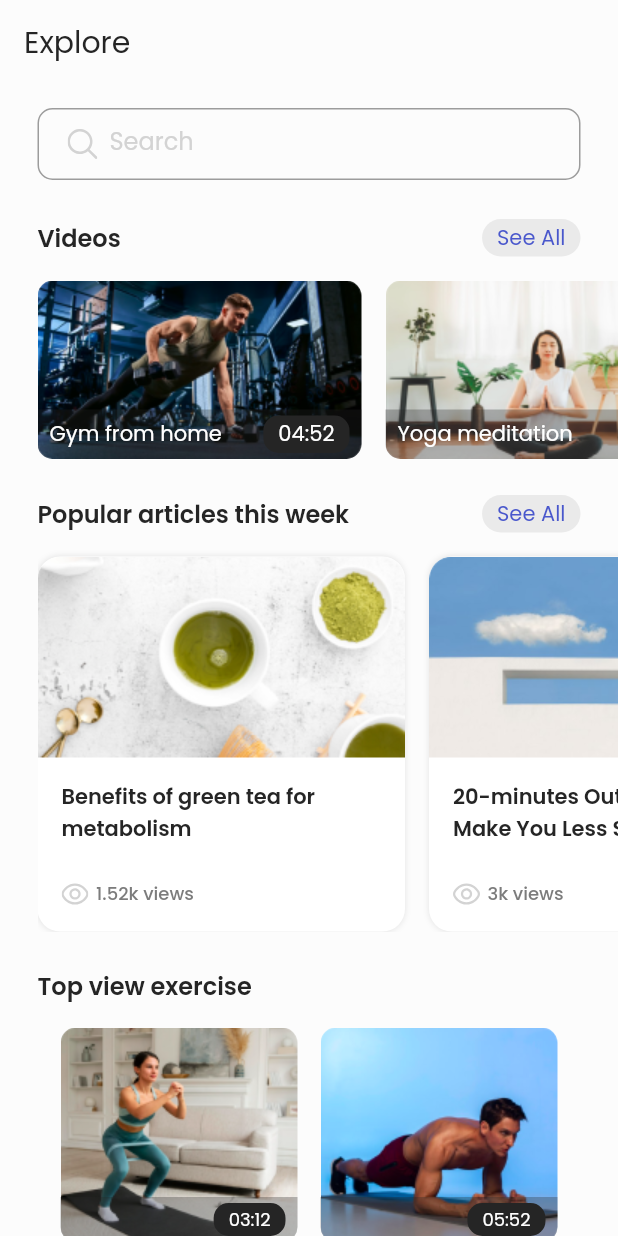
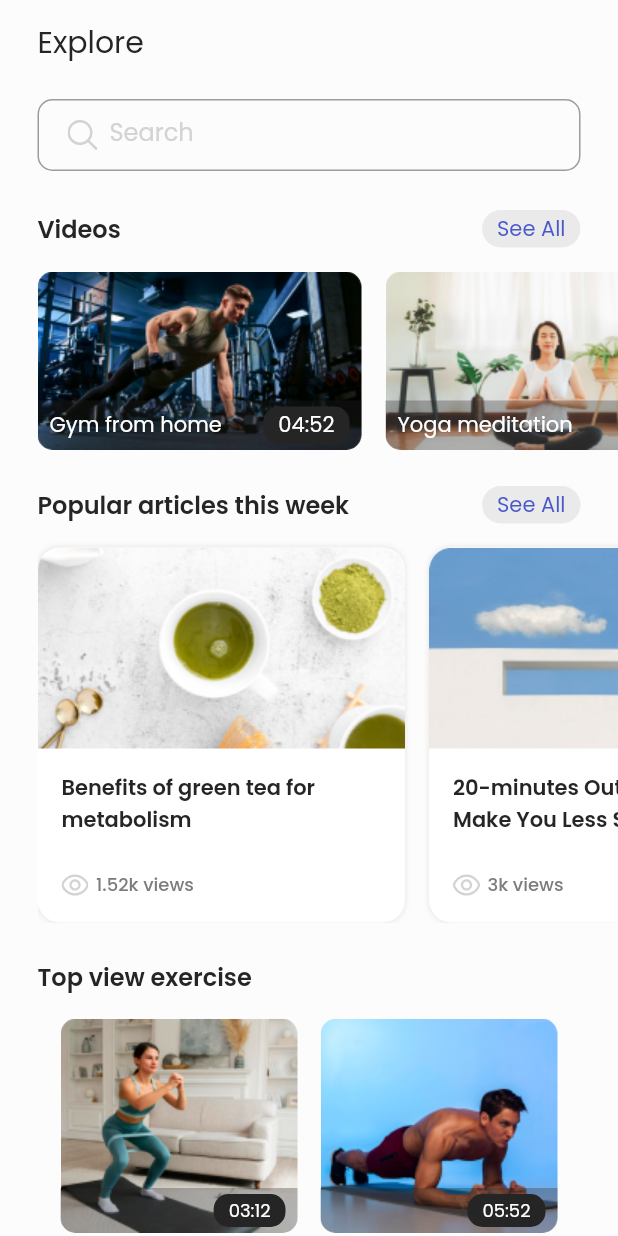
Before and after one commit to Capstone-Project-Kelompok-6/Flutter, a Flutter app: the ExploreScreen screen opened directly, on a phone screen of 412 x 824 dp. Run offline on Flutter 3.47's test engine with Material 2 defaults, Android fonts, the phone set to English and light mode, and no system bars; our stand-ins replace carousel_slider, flutter_svg, google_fonts, pin_code_fields.

Commit message:
minor update

```diff
--- a/flutter_capstone_6/lib/screen/main/explore/explore_screen.dart
+++ b/flutter_capstone_6/lib/screen/main/explore/explore_screen.dart
@@ -12,12 +12,15 @@ class ExploreScreen extends StatelessWidget {
       appBar: AppBar(
         backgroundColor: whiteBg,
         elevation: 0,
-        title: const Text(
-          'Explore',
-          style: TextStyle(
-            fontSize: 20,
-            fontWeight: FontWeight.w400,
-            color: n100,
+        title: Container(
+          margin: const EdgeInsets.only(left: 9),
+          child: const Text(
+            'Explore',
+            style: TextStyle(
+              fontSize: 20,
+              fontWeight: FontWeight.w400,
+              color: n100,
+            ),
           ),
         ),
       ),
@@ -28,7 +31,7 @@ class ExploreScreen extends StatelessWidget {
             crossAxisAlignment: CrossAxisAlignment.start,
             children: [
               // Search Bar Section
-              const SizedBox(height: 16),
+              const SizedBox(height: 10),
               searchBarItem(),
 
               // Videos Section
@@ -360,8 +363,8 @@ class ExploreScreen extends StatelessWidget {
       child: TextFormField(
         // inputFormatters: [LengthLimitingTextInputFormatter(20)],
         // controller: _titleController,
-
         decoration: InputDecoration(
+            fillColor: white,
             labelText: 'Search',
             labelStyle: const TextStyle(
               fontSize: 16,
```
